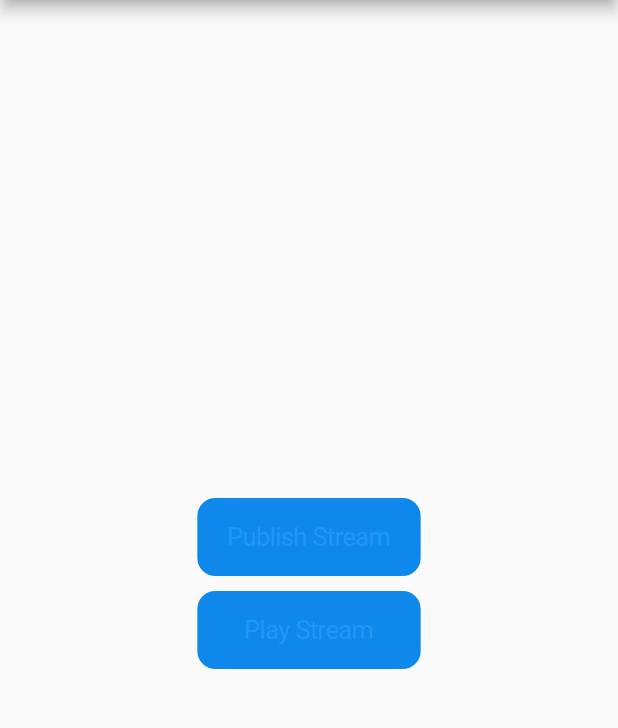
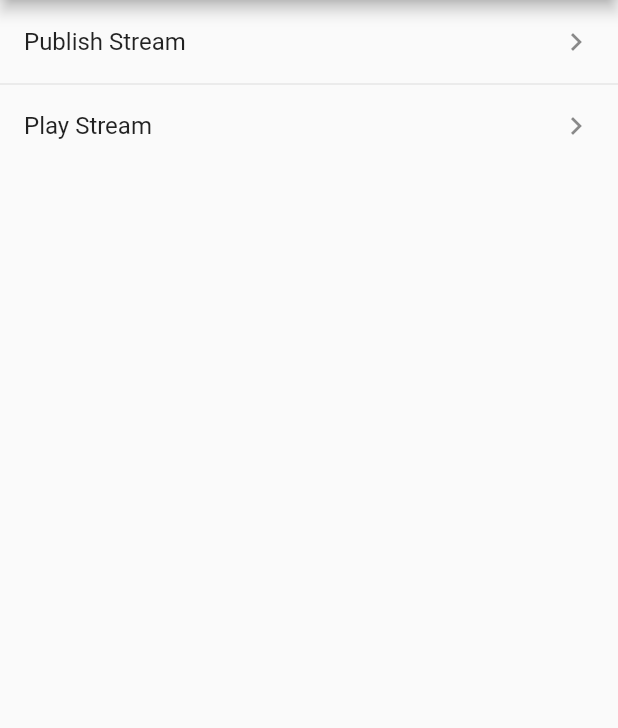
Before and after one commit to zegoim/zego-express-example-topics-flutter, a Flutter app: the screen it shows after launch, on a phone screen of 412 x 824 dp, the part 84-812 px from its top. Run offline on Flutter 3.47's test engine with Material 2 defaults, Android fonts, the light colour scheme and no system bars; our stand-ins replace shared_preferences; missing offline and left inert: zego_express_engine, zego_permission.

Commit message:
feat: Demo home page changed to List

```diff
--- a/lib/main.dart
+++ b/lib/main.dart
@@ -12,7 +12,6 @@ class MyApp extends StatelessWidget {
     return MaterialApp(
       title: 'ZegoExpressExample',
       theme: ThemeData(
-
         primarySwatch: Colors.blue,
       ),
       home: HomePage(title: 'ZegoExpressExample'),
@@ -32,40 +31,33 @@ class HomePage extends StatelessWidget {
 
     return Scaffold(
       appBar: AppBar(
-
         title: Text(title),
       ),
       body: SafeArea(
-            child: Center(
-              child: Column(
-                mainAxisAlignment: MainAxisAlignment.center,
-                children: <Widget>[
-                  Padding(
-                    padding: const EdgeInsets.only(bottom: 10.0),
-                  ),
-                  CupertinoButton(
-                      color: Color(0xff0e88eb),
-                      child: Text('Publish Stream'),
-                      onPressed: () {
+        child: ListView(
+          children: ListTile.divideTiles(
+            context: context,
+            tiles: [
+              ListTile(
+                title: Text('Publish Stream'),
+                trailing: Icon(Icons.keyboard_arrow_right),
+                onTap: () {
                   Navigator.of(context).push(MaterialPageRoute(builder: (BuildContext context) {
                     return InitPage(true);
                   }));
-                      }
+                },
               ),
-                  Padding(
-                    padding: const EdgeInsets.only(bottom: 10.0),
-                  ),
-                  CupertinoButton(
-                      color: Color(0xff0e88eb),
-                      child: Text('   Play Stream   '),
-                      onPressed: () {
+              ListTile(
+                title: Text('Play Stream'),
+                trailing: Icon(Icons.keyboard_arrow_right),
+                onTap: () {
                   Navigator.of(context).push(MaterialPageRoute(builder: (BuildContext context) {
-                          return InitPage(false);
+                    return InitPage(true);
                   }));
-                      }
-                  ),
-                ],
-              ),
+                },
+              )
+            ]
+          ).toList(),
         )
       )
     );
```
Also changed, not shown: 1 other file. Lines whose indentation alone changed are shown as unchanged.
